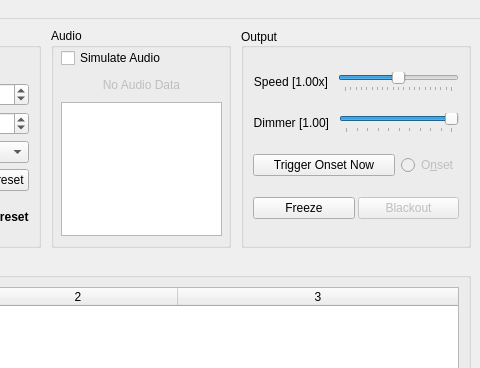
Old version of the form ui/firemix.ui in the repository Openlights/firemix; both pictures show x 615 to 1095 and y 0 to 368 of the 1095 by 712 pixel window.
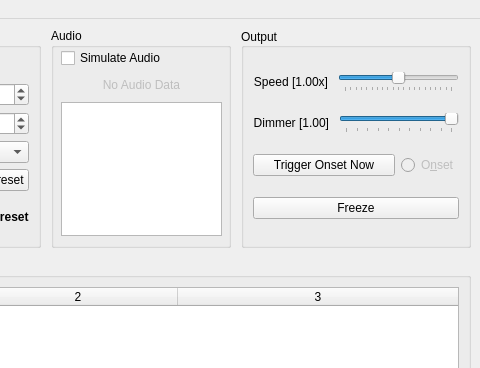
New version of the form. Custom widgets are drawn as their Qt base class.

Commit message:
Remove blackout button
I'm not sure what it was supposed to do, but it didn't seem to work.

```diff
--- a/ui/firemix.ui
+++ b/ui/firemix.ui
@@ -601,16 +601,6 @@
                  </property>
                 </widget>
                </item>
-               <item>
-                <widget class="QPushButton" name="btn_blackout">
-                 <property name="enabled">
-                  <bool>false</bool>
-                 </property>
-                 <property name="text">
-                  <string>Blackout</string>
-                 </property>
-                </widget>
-               </item>
               </layout>
              </item>
             </layout>
```
The commit also changes 1 other file.
